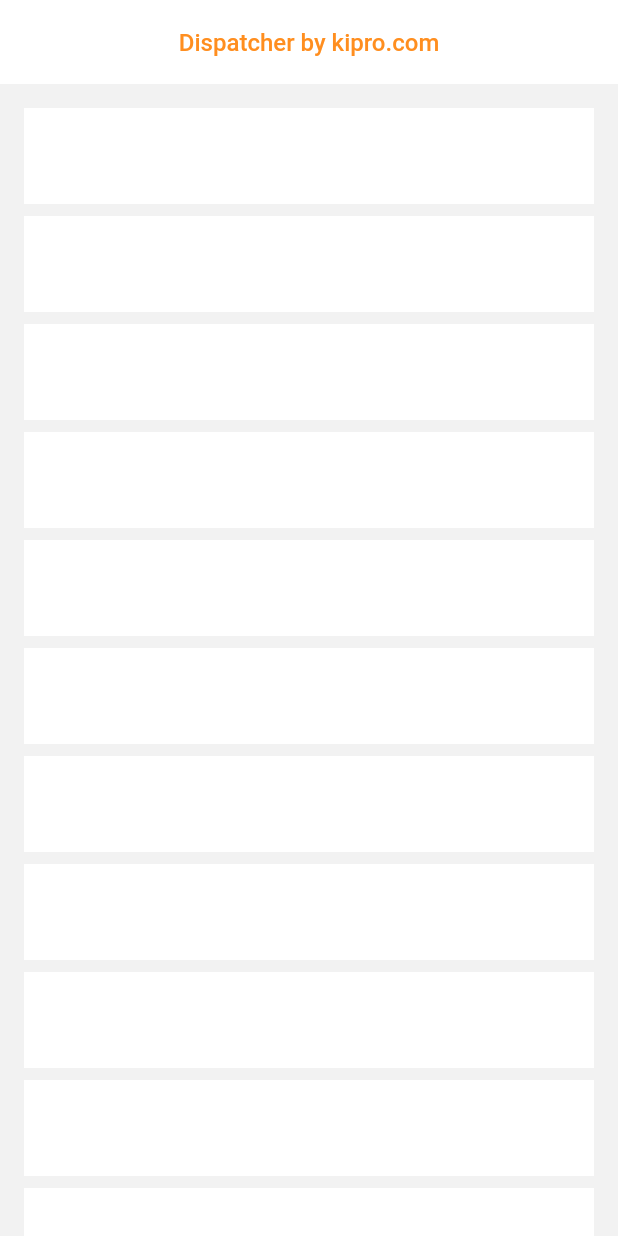
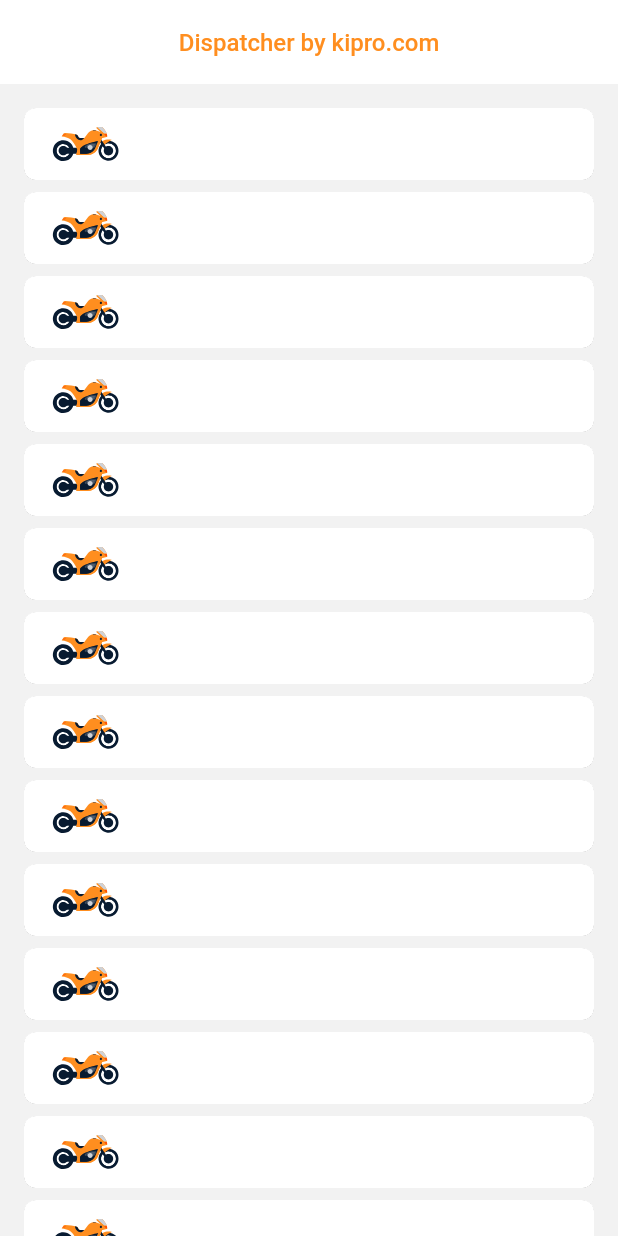
Before and after one commit to ybray96/fluttertut, a Flutter app: the screen it shows after launch, on a phone screen of 412 x 824 dp. Run offline on Flutter 3.47's test engine with Material 3 defaults, Android fonts, the phone set to English and light mode, and no system bars; our stand-ins replace flutter_svg.

Commit message:
Tutorial 4

```diff
--- a/lib/design/dimensions.dart
+++ b/lib/design/dimensions.dart
@@ -1,5 +1,8 @@
 const double fontSize16 = 16;
 const double elevation0 = 0;
+const double elevation006 = 0.06;
 const double height8 = 8;
 const double height64 = 64;
 const double padding16 = 16;
+const double radius8 = 8;
+const double padding8 = 8;
--- /dev/null
+++ b/lib/pages/vehicle/vehicle_item.dart
@@ -0,0 +1,37 @@
+import 'package:flutter/cupertino.dart';
+import 'package:flutter/material.dart';
+import 'package:fluttertut/design/colors.dart';
+import 'package:fluttertut/design/dimensions.dart';
+import 'package:fluttertut/design/images.dart';
+
+class VehicleItem extends StatelessWidget {
+  const VehicleItem({super.key});
+
+  @override
+  Widget build(BuildContext context) {
+    return Card(
+      color: surfaceColor,
+      margin: EdgeInsets.zero,
+      elevation: elevation006,
+      shape:
+          RoundedRectangleBorder(borderRadius: BorderRadius.circular(radius8)),
+      child: InkWell(
+        borderRadius: BorderRadius.circular(radius8),
+        onTap: () {},
+        child: Padding(
+          padding: const EdgeInsets.only(left: padding8, right: padding16),
+          child: Row(
+              children: <Widget>[vehicleMotocycleImage, _title(), _state()]),
+        ),
+      ),
+    );
+  }
+
+  Widget _title() {
+    return Container();
+  }
+
+  Widget _state() {
+    return Container();
+  }
+}
--- a/lib/pages/vehicle/vehicle_list.dart
+++ b/lib/pages/vehicle/vehicle_list.dart
@@ -1,6 +1,6 @@
 import 'package:flutter/cupertino.dart';
-import 'package:fluttertut/design/colors.dart';
 import 'package:fluttertut/design/dimensions.dart';
+import 'package:fluttertut/pages/vehicle/vehicle_item.dart';
 
 class VehicleList extends StatelessWidget {
   const VehicleList({super.key});
@@ -22,7 +22,7 @@ class VehicleList extends StatelessWidget {
         return const SizedBox(height: height8);
       },
       itemBuilder: (BuildContext context, int index) {
-        return Container(height: height64, color: surfaceColor);
+        return const VehicleItem();
       },
     );
   }
```
